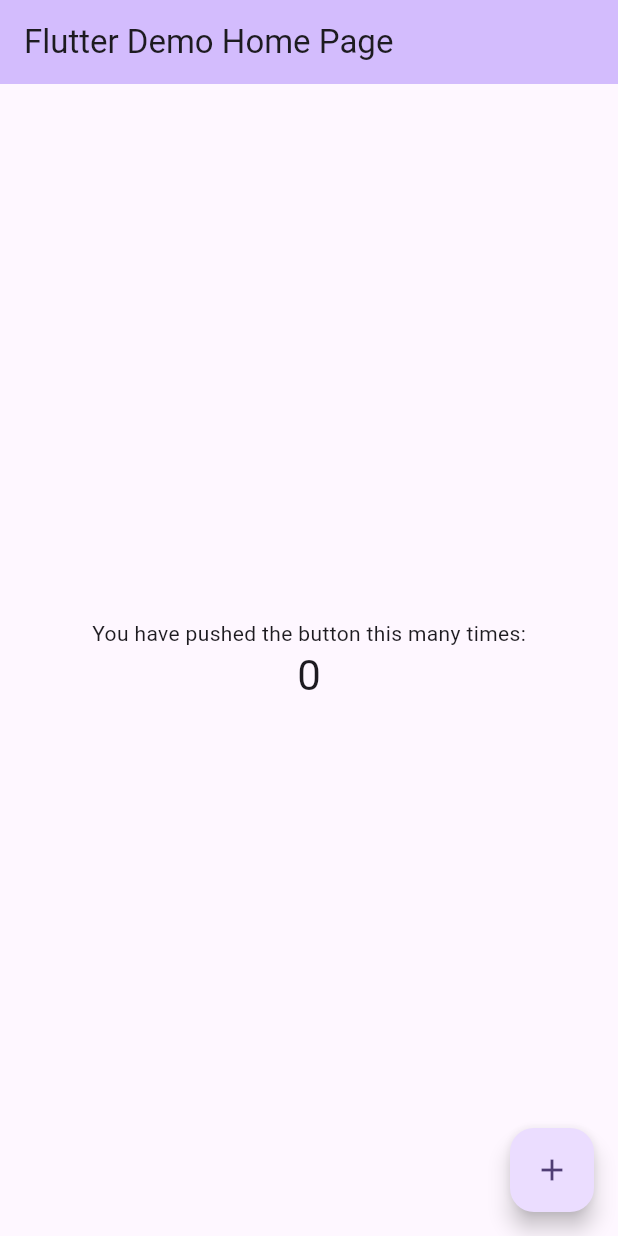
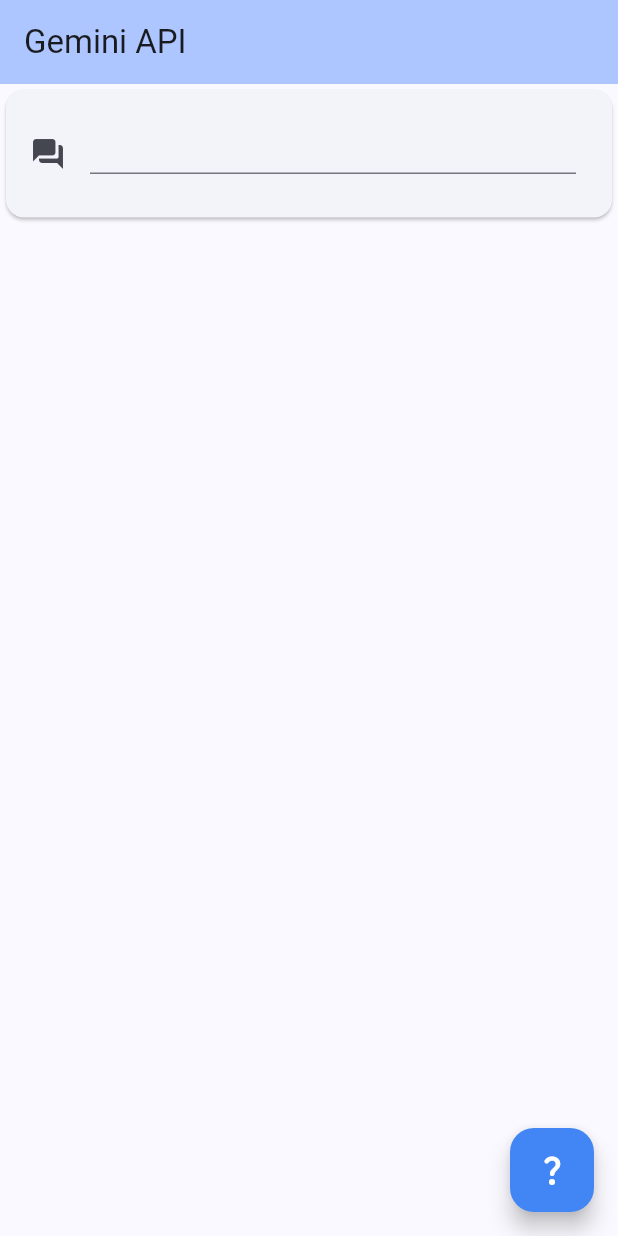
Before and after one commit to mustafatavasli/gemini_api_flutter, a Flutter app: the screen it shows after launch, on a phone screen of 412 x 824 dp. Run offline on Flutter 3.47's test engine with Material 3 defaults, Android fonts, the phone set to English and light mode, and no system bars; our stand-ins replace google_generative_ai.

Commit message:
Gemini API Added

```diff
--- a/lib/main.dart
+++ b/lib/main.dart
@@ -1,4 +1,5 @@
 import 'package:flutter/material.dart';
+import 'package:google_generative_ai/google_generative_ai.dart';
 
 void main() {
   runApp(const MyApp());
@@ -7,46 +8,22 @@
 class MyApp extends StatelessWidget {
   const MyApp({super.key});
 
-  // This widget is the root of your application.
   @override
   Widget build(BuildContext context) {
     return MaterialApp(
-      title: 'Flutter Demo',
+      title: 'Gemini API',
       theme: ThemeData(
-        // This is the theme of your application.
-        //
-        // TRY THIS: Try running your application with "flutter run". You'll see
-        // the application has a purple toolbar. Then, without quitting the app,
-        // try changing the seedColor in the colorScheme below to Colors.green
-        // and then invoke "hot reload" (save your changes or press the "hot
-        // reload" button in a Flutter-supported IDE, or press "r" if you used
-        // the command line to start the app).
-        //
-        // Notice that the counter didn't reset back to zero; the application
-        // state is not lost during the reload. To reset the state, use hot
-        // restart instead.
-        //
-        // This works for code too, not just values: Most code changes can be
-        // tested with just a hot reload.
-        colorScheme: ColorScheme.fromSeed(seedColor: Colors.deepPurple),
+        colorScheme:
+            ColorScheme.fromSeed(seedColor: Color.fromRGBO(66, 133, 244, 0.5)),
         useMaterial3: true,
       ),
-      home: const MyHomePage(title: 'Flutter Demo Home Page'),
+      home: const MyHomePage(title: 'Gemini API'),
     );
   }
 }
 
 class MyHomePage extends StatefulWidget {
   const MyHomePage({super.key, required this.title});
-
-  // This widget is the home page of your application. It is stateful, meaning
-  // that it has a State object (defined below) that contains fields that affect
-  // how it looks.
-
-  // This class is the configuration for the state. It holds the values (in this
-  // case the title) provided by the parent (in this case the App widget) and
-  // used by the build method of the State. Fields in a Widget subclass are
-  // always marked "final".
 
   final String title;
 
@@ -55,71 +32,67 @@
 }
 
 class _MyHomePageState extends State<MyHomePage> {
-  int _counter = 0;
+  // Gemini API
+  GenerateContentResponse? response;
+  final model = GenerativeModel(
+      model: 'gemini-1.5-flash-latest',
+      apiKey: "AIzaSyAGlCgfC6omu-q36t5RJDpj4wJ-m2PKsj8",
+      generationConfig: GenerationConfig(
+        temperature: 0.5,
+      ));
 
-  void _incrementCounter() {
-    setState(() {
-      // This call to setState tells the Flutter framework that something has
-      // changed in this State, which causes it to rerun the build method below
-      // so that the display can reflect the updated values. If we changed
-      // _counter without calling setState(), then the build method would not be
-      // called again, and so nothing would appear to happen.
-      _counter++;
+  final myController = TextEditingController();
+  String prompt = "";
+
+  void _tryGeminiAI() {
+    prompt = myController.text;
+    // setState() async olduğu için error veriyor, sorun değil.
+    setState(() async {
+      final content = [Content.text(prompt)];
+      response = await model.generateContent(content);
     });
   }
 
   @override
+  void dispose() {
+    myController.dispose();
+    super.dispose();
+  }
+
+  @override
   Widget build(BuildContext context) {
-    // This method is rerun every time setState is called, for instance as done
-    // by the _incrementCounter method above.
-    //
-    // The Flutter framework has been optimized to make rerunning build methods
-    // fast, so that you can just rebuild anything that needs updating rather
-    // than having to individually change instances of widgets.
     return Scaffold(
       appBar: AppBar(
-        // TRY THIS: Try changing the color here to a specific color (to
-        // Colors.amber, perhaps?) and trigger a hot reload to see the AppBar
-        // change color while the other colors stay the same.
         backgroundColor: Theme.of(context).colorScheme.inversePrimary,
-        // Here we take the value from the MyHomePage object that was created by
-        // the App.build method, and use it to set our appbar title.
         title: Text(widget.title),
       ),
-      body: Center(
-        // Center is a layout widget. It takes a single child and positions it
-        // in the middle of the parent.
+      body: SingleChildScrollView(
         child: Column(
-          // Column is also a layout widget. It takes a list of children and
-          // arranges them vertically. By default, it sizes itself to fit its
-          // children horizontally, and tries to be as tall as its parent.
-          //
-          // Column has various properties to control how it sizes itself and
-          // how it positions its children. Here we use mainAxisAlignment to
-          // center the children vertically; the main axis here is the vertical
-          // axis because Columns are vertical (the cross axis would be
-          // horizontal).
-          //
-          // TRY THIS: Invoke "debug painting" (choose the "Toggle Debug Paint"
-          // action in the IDE, or press "p" in the console), to see the
-          // wireframe for each widget.
           mainAxisAlignment: MainAxisAlignment.center,
-          children: <Widget>[
-            const Text(
-              'You have pushed the button this many times:',
-            ),
-            Text(
-              '$_counter',
-              style: Theme.of(context).textTheme.headlineMedium,
+          children: [
+            Card(
+              child: Column(
+                children: [
+                  ListTile(
+                    leading: Icon(Icons.question_answer_rounded),
+                    title: TextField(
+                      controller: myController,
+                    ),
+                    subtitle: Text(response?.text ?? ""),
+                  ),
+                ],
+              ),
             ),
           ],
         ),
       ),
       floatingActionButton: FloatingActionButton(
-        onPressed: _incrementCounter,
-        tooltip: 'Increment',
-        child: const Icon(Icons.add),
-      ), // This trailing comma makes auto-formatting nicer for build methods.
+        onPressed: _tryGeminiAI,
+        tooltip: 'Generate',
+        child: const Icon(Icons.question_mark_rounded),
+        backgroundColor: Color.fromRGBO(66, 133, 244, 1),
+        foregroundColor: Colors.white,
+      ),
     );
   }
 }
```
Also changed, not shown: pubspec.yaml (+2 -62 lines), pubspec.lock.
